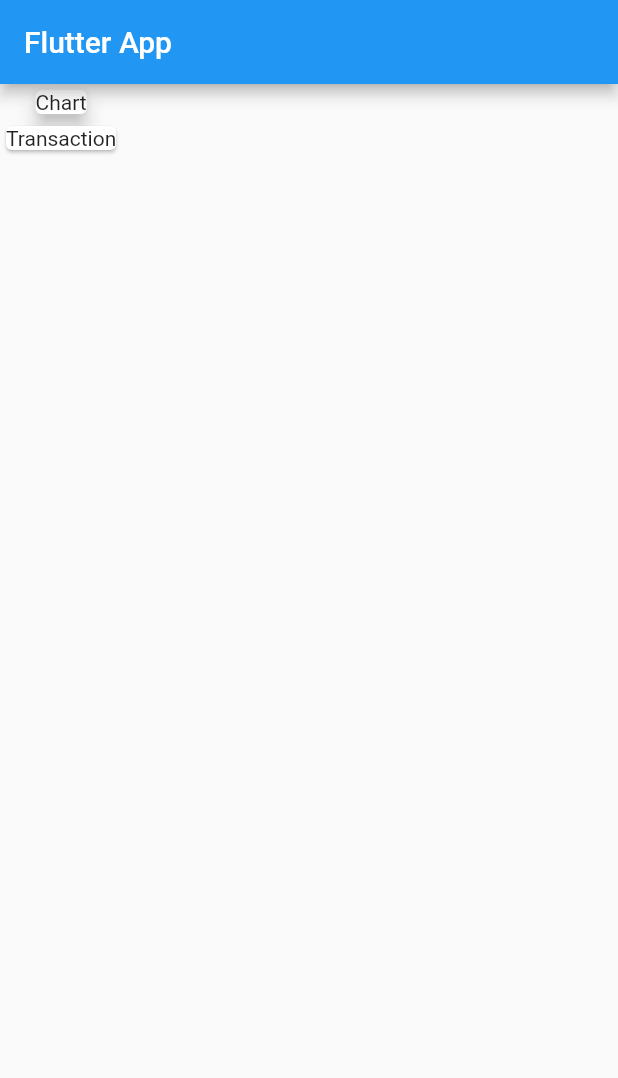
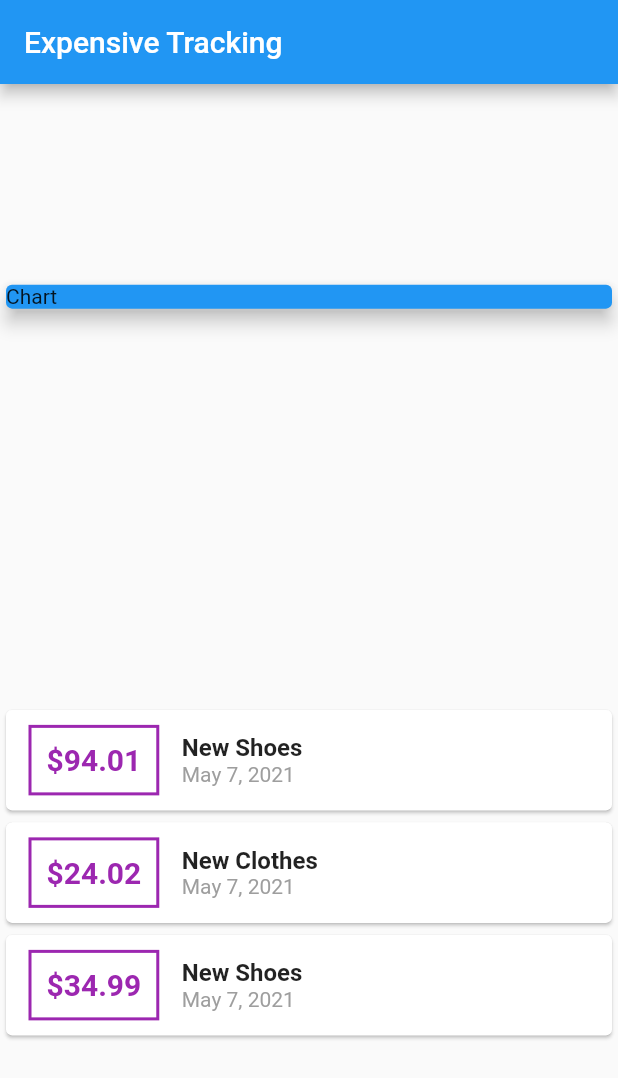
Before and after one commit to RadiRS/ft-expanse-tracker, a Flutter app: the screen it shows after launch, on a phone screen of 412 x 824 dp. Shown: the top 1078 px of the screen. Run offline on Flutter 3.47's test engine with Material 2 defaults, Android fonts, the phone set to English and light mode, and no system bars.

Commit message:
Added card transaction

```diff
--- a/lib/main.dart
+++ b/lib/main.dart
@@ -1,4 +1,6 @@
 import 'package:flutter/material.dart';
+import 'package:intl/intl.dart';
+import 'package:expensive_track/transaction.dart';
 
 void main() {
   runApp(MyApp());
@@ -18,20 +20,95 @@ class MyApp extends StatelessWidget {
 }
 
 class MyHomePage extends StatelessWidget {
+  final List<Transaction> transactions = [
+    Transaction(
+      id: 't1',
+      title: 'New Shoes',
+      amount: 94.01,
+      date: DateTime.now(),
+    ),
+    Transaction(
+      id: 't2',
+      title: 'New Clothes',
+      amount: 24.02,
+      date: DateTime.now(),
+    ),
+    Transaction(
+      id: 't3',
+      title: 'New Shoes',
+      amount: 34.99,
+      date: DateTime.now(),
+    ),
+  ];
+
   @override
   Widget build(BuildContext context) {
     return Scaffold(
       appBar: AppBar(
-        title: Text('Flutter App'),
+        title: Text('Expensive Tracking'),
       ),
       body: Column(
+        mainAxisAlignment: MainAxisAlignment.spaceAround,
+        crossAxisAlignment: CrossAxisAlignment.start,
         children: [
-          Card(
-            child: Text('Chart'),
-            elevation: 5,
+          Container(
+            width: double.infinity,
+            child: Card(
+              color: Colors.blue,
+              elevation: 5,
+              child: Text('Chart'),
+            ),
           ),
-          Card(
-            child: Text('Transaction'),
+          Column(
+            children: transactions
+                .map(
+                  (item) => Card(
+                    child: Row(
+                      children: [
+                        Container(
+                          margin: EdgeInsets.symmetric(
+                            vertical: 10.0,
+                            horizontal: 15.0,
+                          ),
+                          decoration: BoxDecoration(
+                            border: Border.all(
+                              color: Colors.purple,
+                              width: 2,
+                            ),
+                          ),
+                          padding: EdgeInsets.all(10),
+                          child: Text(
+                            '\$${item.amount}',
+                            style: TextStyle(
+                              fontWeight: FontWeight.bold,
+                              fontSize: 20,
+                              color: Colors.purple,
+                            ),
+                          ),
+                        ),
+                        Column(
+                          crossAxisAlignment: CrossAxisAlignment.start,
+                          children: [
+                            Text(
+                              item.title,
+                              style: TextStyle(
+                                fontSize: 16,
+                                fontWeight: FontWeight.bold,
+                              ),
+                            ),
+                            Text(
+                              DateFormat.yMMMMd().format(item.date),
+                              style: TextStyle(
+                                color: Colors.grey,
+                              ),
+                            ),
+                          ],
+                        )
+                      ],
+                    ),
+                  ),
+                )
+                .toList(),
           ),
         ],
       ),
--- /dev/null
+++ b/lib/transaction.dart
@@ -0,0 +1,15 @@
+import 'package:flutter/foundation.dart';
+
+class Transaction {
+  final String id;
+  final String title;
+  final double amount;
+  final DateTime date;
+
+  Transaction({
+    @required this.id,
+    @required this.title,
+    @required this.amount,
+    @required this.date,
+  });
+}
```
Also changed, not shown: pubspec.yaml (+3 -56 lines), pubspec.lock.
